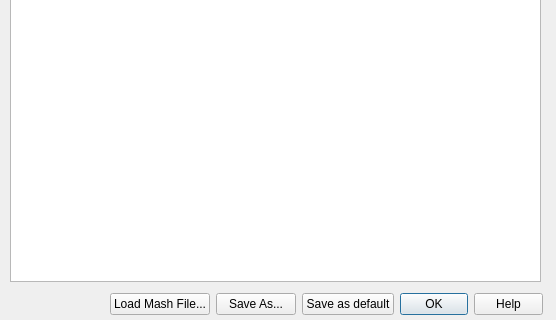
This is dialogeditmashscheme.ui in Emile666/Ebrew_Qt as Qt 5 draws it before an edit; both pictures show x 0 to 556 and y 199 to 519 of the 556 by 519 pixel window. The edited form follows.
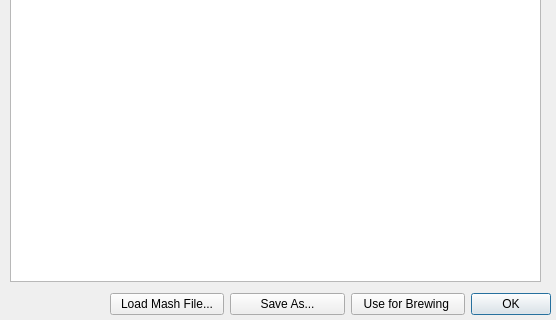
This is the edited form.

What changed in the file:
```diff
--- a/dialogeditmashscheme.ui
+++ b/dialogeditmashscheme.ui
@@ -36,7 +36,7 @@
     <rect>
      <x>110</x>
      <y>490</y>
-     <width>433</width>
+     <width>441</width>
      <height>26</height>
     </rect>
    </property>
@@ -67,12 +67,18 @@
        <string>&lt;html&gt;&lt;head/&gt;&lt;body&gt;&lt;p&gt;Save the Mash Scheme into the default file &lt;span style=&quot; font-weight:600;&quot;&gt;maisch.sch&lt;/span&gt;. It also sets the values for this brew-session, so there's no need to load maisch.sch again&lt;/p&gt;&lt;/body&gt;&lt;/html&gt;</string>
       </property>
       <property name="text">
-       <string>Save as default</string>
+       <string>Use for Brewing </string>
       </property>
      </widget>
     </item>
     <item>
      <widget class="QDialogButtonBox" name="buttonBox">
+      <property name="maximumSize">
+       <size>
+        <width>80</width>
+        <height>16777215</height>
+       </size>
+      </property>
       <property name="toolTip">
        <string>&lt;html&gt;&lt;head/&gt;&lt;body&gt;&lt;p&gt;Closes the Mash Scheme Editor. Note that you have to set a default mash scheme first (with the 'Save as default' button), this button only closes the editor!&lt;/p&gt;&lt;/body&gt;&lt;/html&gt;</string>
       </property>
@@ -80,7 +86,7 @@
        <enum>Qt::Horizontal</enum>
       </property>
       <property name="standardButtons">
-       <set>QDialogButtonBox::Help|QDialogButtonBox::Ok</set>
+       <set>QDialogButtonBox::Ok</set>
       </property>
       <property name="centerButtons">
        <bool>false</bool>
```
